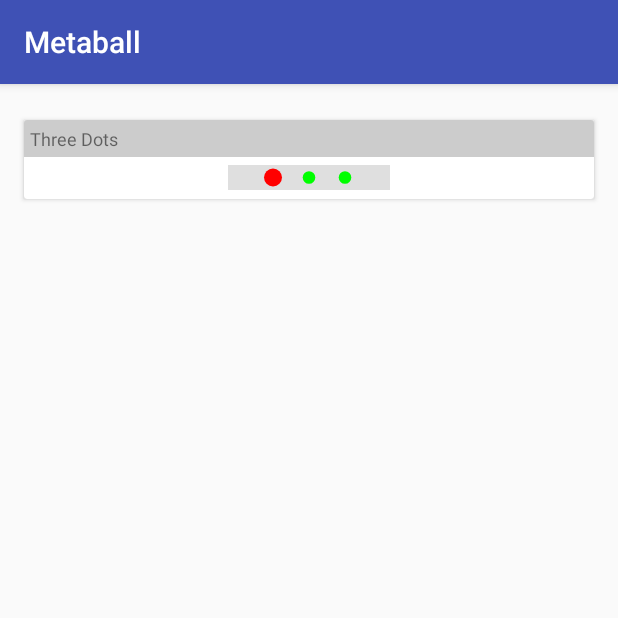
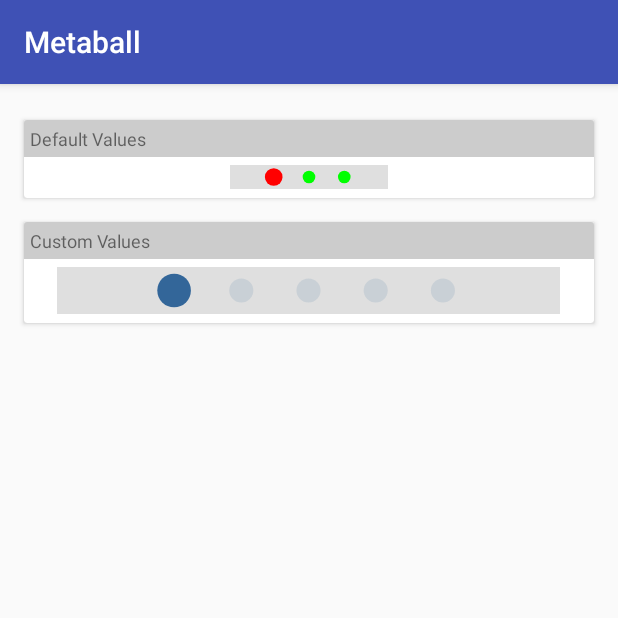
Before and after one commit to dgmltn/Android-Metaball, an Android app: the screen it shows after launch (MainActivity), on a phone screen of 412 x 824 dp, the top half of it. Run offline under Robolectric (Android 15) with nearby library versions, the phone set to English and light mode, and no system bars.

Commit message:
Added attributes for MetaballView parameters

```diff
--- a/demo/src/main/res/layout/activity_main.xml
+++ b/demo/src/main/res/layout/activity_main.xml
@@ -1,5 +1,6 @@
 <?xml version="1.0" encoding="utf-8"?>
 <ScrollView xmlns:android="http://schemas.android.com/apk/res/android"
+    xmlns:app="http://schemas.android.com/apk/res-auto"
     xmlns:tools="http://schemas.android.com/tools"
     android:layout_width="match_parent"
     android:layout_height="match_parent">
@@ -29,7 +30,7 @@
                 android:layout_gravity="top|left"
                 android:background="#ccc"
                 android:padding="4dp"
-                android:text="Three Dots"
+                android:text="Default Values"
                 android:textSize="12sp" />
 
             <com.dgmltn.metaball.MetaballView
@@ -42,5 +43,36 @@
 
         </android.support.v7.widget.CardView>
 
+        <android.support.v7.widget.CardView
+            android:layout_width="match_parent"
+            android:layout_height="wrap_content"
+            android:layout_marginBottom="8dp"
+            android:layout_marginTop="8dp"
+            android:background="#10000000">
+
+            <TextView
+                android:layout_width="match_parent"
+                android:layout_height="wrap_content"
+                android:layout_gravity="top|left"
+                android:background="#ccc"
+                android:padding="4dp"
+                android:text="Custom Values"
+                android:textSize="12sp" />
+
+            <com.dgmltn.metaball.MetaballView
+                android:layout_width="wrap_content"
+                android:layout_height="wrap_content"
+                android:layout_gravity="center"
+                android:layout_marginBottom="12dp"
+                android:layout_marginTop="24dp"
+                android:background="#20000000"
+                app:mv_dotCount="5"
+                app:mv_dotRadius="8dp"
+                app:mv_selectedColor="#336699"
+                app:mv_unselectedColor="#20336699"
+                app:mv_isAnimated="true" />
+
+        </android.support.v7.widget.CardView>
+
     </LinearLayout>
 </ScrollView>
--- a/metaball/build.gradle
+++ b/metaball/build.gradle
@@ -5,6 +5,8 @@ apply plugin: 'kotlin-android'
 android {
     compileSdkVersion rootProject.ext.compileSdkVersion
     buildToolsVersion rootProject.ext.buildToolsVersion
+
+    resourcePrefix 'mv_'
 
     defaultConfig {
         minSdkVersion 19
--- a/metaball/src/main/java/com/dgmltn/metaball/MetaballView.kt
+++ b/metaball/src/main/java/com/dgmltn/metaball/MetaballView.kt
@@ -2,8 +2,6 @@ package com.dgmltn.metaball
 
 import java.util.ArrayList
 
-import android.animation.ObjectAnimator
-import android.animation.ValueAnimator
 import android.content.Context
 import android.graphics.Canvas
 import android.graphics.Paint
@@ -11,21 +9,18 @@ import android.graphics.Path
 import android.util.AttributeSet
 import android.view.View
 
-/**
- * Heavily inspired by:
- * https://raw.githubusercontent.com/dodola/MetaballLoading/master/app/src/main/java/com/dodola/animview/MetaballView.java
- */
 class MetaballView(context: Context, attrs: AttributeSet?) : View(context, attrs) {
+
+    /**
+     * Radius of the fixed dots.
+     */
+    var dotRadius = resources.getDimension(R.dimen.mv_defaultRadius)
 
     /**
      * Radius of the cursor dot.
      */
-    private val cursorRadiusPx by lazy { resources.getDimension(R.dimen.default_radius) }
-
-    /**
-     * Radius of the fixed dots.
-     */
-    private val fixedRadiusPx by lazy { cursorRadiusPx * 0.7f }
+    private val cursorRadius: Float
+        get() = dotRadius * 1.4f
 
     /**
      * Number of fixed dots.
@@ -40,12 +35,14 @@ class MetaballView(context: Context, attrs: AttributeSet?) : View(context, attrs
     /**
      * Number of pixels by which to space apart the fixed circles.
      */
-    private val spacingPx = cursorRadiusPx * 4f
+    private val spacingPx: Float
+        get() = cursorRadius * 4f
 
     /**
      * Maximum length of the band, before it snaps
      */
-    private val bandMaxLength = spacingPx
+    private val bandMaxLength: Float
+        get() = spacingPx
 
     /**
      * Rate at which to scale the fixed circle due to the proximity of the cursor.
@@ -58,14 +55,9 @@ class MetaballView(context: Context, attrs: AttributeSet?) : View(context, attrs
     private val bandThickness = 0.5f
 
     /**
-     * The fixed circle that is currently connected to the cursor.
+     * Which fixed circle is currently connected to the cursor via surface tension?
      */
-    var connectedIndex = 0
-
-    /**
-     * Whether or not the cursor is animated.
-     */
-    private val isAnimated = false
+    private var connectedIndex = 0
 
     /**
      * The scaled x-position of the cursor. 0f = centered on the first circle,
@@ -78,6 +70,7 @@ class MetaballView(context: Context, attrs: AttributeSet?) : View(context, attrs
             if (dots.size > 0) {
                 cursor.x = spacingPx * t + dots[0].x
             }
+            connectedIndex = Math.round(t)
             invalidate()
         }
 
@@ -86,21 +79,34 @@ class MetaballView(context: Context, attrs: AttributeSet?) : View(context, attrs
     private val dots = ArrayList<Circle>()
 
     // Cached variables used during onDraw
-    private val paint = Paint()
-    private val paint2 = Paint()
+    private val paint by lazy {
+        val it = Paint()
+        it.color = resources.getColor(R.color.dotSelected)
+        it.style = Paint.Style.FILL
+        it.isAntiAlias = true
+        it
+    }
+
+    private val paint2 by lazy {
+        val it = Paint()
+        it.color = resources.getColor(R.color.dotUnselected)
+        it.style = Paint.Style.FILL
+        it.isAntiAlias = true
+        it
+    }
+
     private val path1 = Path()
 
     init {
-        // Paint for both the page dots, and the cursor
-        paint.color = resources.getColor(R.color.dotSelected)
-        paint.style = Paint.Style.FILL
-        paint.isAntiAlias = true
+        if (attrs != null) {
+            val ta = context.obtainStyledAttributes(attrs, R.styleable.mv_MetaballView, 0, 0)
+            paint.color = ta.getColor(R.styleable.mv_MetaballView_mv_selectedColor, paint.color)
+            paint2.color = ta.getColor(R.styleable.mv_MetaballView_mv_unselectedColor, paint2.color)
+            dotRadius = ta.getDimension(R.styleable.mv_MetaballView_mv_dotRadius, dotRadius)
+            dotCount = ta.getInt(R.styleable.mv_MetaballView_mv_dotCount, dotCount)
 
-        paint2.color = resources.getColor(R.color.dotUnselected)
-        paint.style = Paint.Style.FILL
-        paint.isAntiAlias = true
-
-        setPaintMode(1)
+            ta.recycle()
+        }
     }
 
     override fun onSizeChanged(w: Int, h: Int, oldw: Int, oldh: Int) {
@@ -109,7 +115,7 @@ class MetaballView(context: Context, attrs: AttributeSet?) : View(context, attrs
         // Initialize the cursor
         cursor.x = (w - paddingRight + paddingLeft - spacingPx * (dotCount - 1)) / 2f
         cursor.y = (h - paddingBottom + paddingTop) / 2f
-        cursor.radius = cursorRadiusPx
+        cursor.radius = cursorRadius
 
         // Initialize/update the page dots
         while (dots.size < dotCount) {
@@ -122,13 +128,8 @@ class MetaballView(context: Context, attrs: AttributeSet?) : View(context, attrs
             val c = dots[i]
             dots[i].x = spacingPx * i + cursor.x
             dots[i].y = cursor.y
-            dots[i].radius = fixedRadiusPx
+            dots[i].radius = dotRadius
         }
-    }
-
-    fun setPaintMode(mode: Int) {
-        paint.style = if (mode == 0) Paint.Style.STROKE else Paint.Style.FILL
-        invalidate()
     }
 
     /**
@@ -182,8 +183,7 @@ class MetaballView(context: Context, attrs: AttributeSet?) : View(context, attrs
         if (d < radius1 + radius2) {
             u1 = Math.acos(((radius1 * radius1 + d * d - radius2 * radius2) / (2f * radius1 * d)).toDouble()).toFloat()
             u2 = Math.acos(((radius2 * radius2 + d * d - radius1 * radius1) / (2f * radius2 * d)).toDouble()).toFloat()
-        }
-        else {
+        } else {
             u1 = 0f
             u2 = 0f
         }
@@ -249,8 +249,7 @@ class MetaballView(context: Context, attrs: AttributeSet?) : View(context, attrs
         while (i < l) {
             if (i == connectedIndex) {
                 metaball(canvas, paint, dots[i], cursor)
-            }
-            else {
+            } else {
                 dots[i].draw(canvas, paint2)
             }
             i++
@@ -259,43 +258,8 @@ class MetaballView(context: Context, attrs: AttributeSet?) : View(context, attrs
 
     override fun onMeasure(widthMeasureSpec: Int, heightMeasureSpec: Int) {
         setMeasuredDimension(
-                View.resolveSizeAndState((dotCount * (cursorRadiusPx * 2 + spacingPx)).toInt(), widthMeasureSpec, 0),
-                View.resolveSizeAndState((2f * cursorRadiusPx * 1.4f).toInt(), heightMeasureSpec, 0))
-    }
-
-    override fun onVisibilityChanged(changedView: View, visibility: Int) {
-        super.onVisibilityChanged(changedView, visibility)
-
-        if (visibility == View.GONE || visibility == View.INVISIBLE) {
-            stopAnimation()
-        }
-        else if (isAnimated) {
-            startAnimation()
-        }
-    }
-
-    override fun onAttachedToWindow() {
-        super.onAttachedToWindow()
-        if (isAnimated) {
-            startAnimation()
-        }
-    }
-
-    override fun onDetachedFromWindow() {
-        stopAnimation()
-        super.onDetachedFromWindow()
-    }
-
-    private fun stopAnimation() {
-        clearAnimation()
-        postInvalidate()
-    }
-
-    private fun startAnimation() {
-        val anim = ObjectAnimator.ofFloat(this, "cursorPosition", 0f, dotCount - 1f).setDuration(2500)
-        anim.repeatCount = ValueAnimator.INFINITE
-        anim.repeatMode = ValueAnimator.REVERSE
-        anim.start()
+                View.resolveSizeAndState((dotCount * (cursorRadius * 2 + spacingPx)).toInt(), widthMeasureSpec, 0),
+                View.resolveSizeAndState((2f * cursorRadius * 1.4f).toInt(), heightMeasureSpec, 0))
     }
 
     private class Circle(var x: Float = 0f, var y: Float = 0f, var radius: Float = 1f) {
--- a/metaball/src/main/res/values/attrs.xml
+++ b/metaball/src/main/res/values/attrs.xml
@@ -1,7 +1,12 @@
 <?xml version="1.0" encoding="utf-8"?>
 <resources>
 
-    <declare-styleable name="MetaballView">
+    <declare-styleable name="mv_MetaballView">
+        <attr name="mv_selectedColor" format="color" />
+        <attr name="mv_unselectedColor" format="color" />
+        <attr name="mv_dotRadius" format="dimension" />
+        <attr name="mv_dotCount" format="integer" />
+        <attr name="mv_isAnimated" format="boolean" />
     </declare-styleable>
 
 </resources>
--- a/metaball/src/main/res/values/dimens.xml
+++ b/metaball/src/main/res/values/dimens.xml
@@ -1,4 +1,4 @@
 <?xml version="1.0" encoding="utf-8"?>
 <resources>
-    <dimen name="default_radius">6dp</dimen>
+    <dimen name="mv_defaultRadius">4.2dp</dimen>
 </resources>
```
